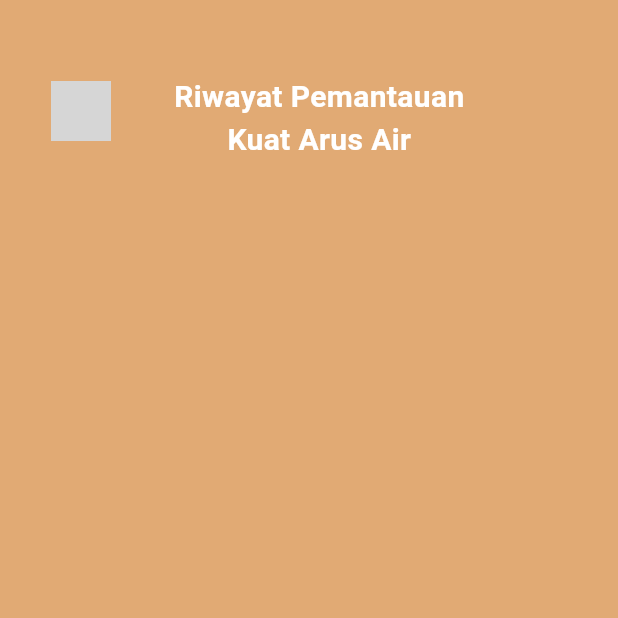
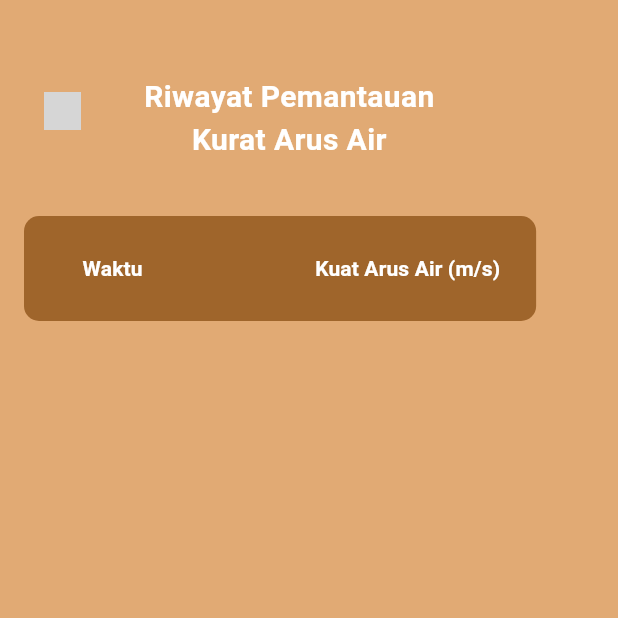
Before and after one commit to EnergyFLow-HSC-KLP-4/EnergyFLow, a Flutter app: the RiwayatAir screen opened directly, on a phone screen of 412 x 824 dp, the top half of it. Run offline on Flutter 3.47's test engine with Material 3 defaults, Android fonts, the light colour scheme and no system bars; our stand-ins replace cloud_firestore, firebase_core, firebase_database, fl_chart; accounts and stored records are empty; grey boxes are pictures that could not be loaded.

Commit message:
second commit RiwayatAir

```diff
--- a/lib/riwayat_air.dart
+++ b/lib/riwayat_air.dart
@@ -1,5 +1,6 @@
-import 'package:energyflow/Beranda.dart';
+import 'package:cloud_firestore/cloud_firestore.dart';
 import 'package:flutter/material.dart';
+import 'package:intl/intl.dart';
 
 class RiwayatAir extends StatefulWidget {
   const RiwayatAir({Key? key}) : super(key: key);
@@ -12,49 +13,60 @@ class _RiwayatAirState extends State<RiwayatAir> {
   @override
   Widget build(BuildContext context) {
     return Scaffold(
-      backgroundColor: Color(0xFFE1AA74), // Atur warna latar belakang sesuai kebutuhan
+      backgroundColor:
+          Color(0xFFE1AA74), // Atur warna latar belakang sesuai kebutuhan
       body: Stack(
         alignment: Alignment.center,
+        children: [
+          SingleChildScrollView(
+            child: Column(
+              crossAxisAlignment: CrossAxisAlignment.start,
               children: [
                 Row(
                   crossAxisAlignment: CrossAxisAlignment.start,
                   children: [
                     Padding(
-                padding: EdgeInsets.only(top: 50.0, left: 10.0, right: 8.0),
+                      padding:
+                          EdgeInsets.only(top: 50.0, left: 5.0, right: 8.0),
                       child: ElevatedButton(
                         onPressed: () {
-                    Navigator.push(
-                      context,
-                      MaterialPageRoute(builder: (context) => Beranda()),
-                    );
+                          Navigator.pop(
+                              context); // Kembali ke halaman sebelumnya
                         },
                         child: Image.asset(
-                    'assets/kembali.png', // Sesuaikan dengan path file logo kembali Anda
-                    width: 40, // Atur lebar sesuai kebutuhan
-                    height: 40, // Atur tinggi sesuai kebutuhan
+                          'assets/kembali.png',
+                          width: 25,
+                          height: 25,
                         ),
                         style: ElevatedButton.styleFrom(
-                    shape: CircleBorder(), // Mengatur bentuk tombol menjadi lingkaran
-                    backgroundColor: Colors.transparent, // Ubah warna latar belakang menjadi transparan
-                    elevation: 0, // Hapus efek elevasi
+                          shape: CircleBorder(),
+                          backgroundColor: Colors.transparent,
+                          elevation: 0,
                         ),
                       ),
                     ),
                     Padding(
-                padding: EdgeInsets.only(top: 50.0, left: 10.0, right: 8.0),
+                      padding:
+                          EdgeInsets.only(top: 50.0, left: 10.0, right: 8.0),
                       child: Align(
                         alignment: Alignment.topCenter,
                         child: Column(
-                    mainAxisAlignment: MainAxisAlignment.start, // Mengatur posisi teks secara vertikal di atas
-                    crossAxisAlignment: CrossAxisAlignment.center, // Mengatur posisi teks secara horizontal di tengah
+                          mainAxisAlignment: MainAxisAlignment.start,
+                          crossAxisAlignment: CrossAxisAlignment.center,
                           children: [
                             Text(
                               'Riwayat Pemantauan',
-                        style: TextStyle(color: Colors.white, fontSize: 20, fontWeight: FontWeight.bold), // Mengatur teks menjadi bold
+                              style: TextStyle(
+                                  color: Colors.white,
+                                  fontSize: 20,
+                                  fontWeight: FontWeight.bold),
                             ),
                             Text(
-                        'Kuat Arus Air',
-                        style: TextStyle(color: Colors.white, fontSize: 20, fontWeight: FontWeight.bold), // Mengatur teks menjadi bold
+                              'Kurat Arus Air',
+                              style: TextStyle(
+                                  color: Colors.white,
+                                  fontSize: 20,
+                                  fontWeight: FontWeight.bold),
                             ),
                           ],
                         ),
@@ -62,6 +74,117 @@ class _RiwayatAirState extends State<RiwayatAir> {
                     ),
                   ],
                 ),
+                SizedBox(height: 20), // Berikan sedikit jarak dari atas
+                Container(
+                  padding: const EdgeInsets.all(16),
+                  child: StreamBuilder<QuerySnapshot>(
+                    stream: FirebaseFirestore.instance
+                        .collection('riwayat_air')
+                        .orderBy('waktu')
+                        .snapshots(),
+                    builder: (context, snapshot) {
+                      if (snapshot.connectionState == ConnectionState.waiting) {
+                        return Center(child: CircularProgressIndicator());
+                      }
+                      if (snapshot.hasError) {
+                        return Center(child: Text('Error: ${snapshot.error}'));
+                      }
+                      // Tampilkan data dari Firestore menggunakan tabel atau widget lain sesuai kebutuhan
+                      return DataTable(
+                        columnSpacing: 115, // Atur jarak antar kolom
+                        headingRowHeight: 70, // Atur tinggi baris header
+                        dataRowHeight: 50, // Atur tinggi baris data
+                        decoration: BoxDecoration(
+                          color: Color(
+                              0xFF9F652B), // Atur warna latar belakang tabel
+                          borderRadius: BorderRadius.circular(
+                              10), // Atur sudut border tabel
+                        ),
+                        columns: [
+                          DataColumn(
+                            label: Container(
+                              alignment: Alignment.center,
+                              padding: EdgeInsets.only(
+                                  left:
+                                      15.0), // Geser teks ke kanan sejauh 15 piksel
+                              child: Text(
+                                'Waktu',
+                                style: TextStyle(
+                                    color: Colors.white,
+                                    fontWeight: FontWeight.bold),
+                              ),
+                            ),
+                          ),
+                          DataColumn(
+                            label: Container(
+                              alignment: Alignment.centerLeft,
+                              child: Text(
+                                'Kuat Arus Air (m/s)',
+                                style: TextStyle(
+                                    color: Colors.white,
+                                    fontWeight: FontWeight.bold),
+                              ),
+                            ),
+                          ),
+                        ],
+                        rows: snapshot.data!.docs
+                            .map((DocumentSnapshot document) {
+                          Map<String, dynamic> data =
+                              document.data() as Map<String, dynamic>;
+                          // Konversi timestamp Firestore ke DateTime
+                          DateTime waktu =
+                              (data['waktu'] as Timestamp).toDate();
+                          // Format DateTime menjadi string dengan format yang diinginkan
+                          return DataRow(
+                            cells: [
+                              DataCell(
+                                Column(
+                                  mainAxisAlignment: MainAxisAlignment.center,
+                                  crossAxisAlignment: CrossAxisAlignment.center,
+                                  children: [
+                                    Text(
+                                      DateFormat('yyyy-MM-dd').format(waktu),
+                                      style: TextStyle(color: Colors.white),
+                                      textAlign: TextAlign.center,
+                                    ),
+                                    Text(
+                                      DateFormat('HH:mm:ss').format(waktu),
+                                      style: TextStyle(color: Colors.white),
+                                      textAlign: TextAlign.center,
+                                    ),
+                                  ],
+                                ),
+                              ),
+                              DataCell(
+                                Row(
+                                  mainAxisAlignment: MainAxisAlignment.center,
+                                  crossAxisAlignment: CrossAxisAlignment.center,
+                                  children: [
+                                    Text(
+                                      data['kuat_air'].toString(),
+                                      style: TextStyle(color: Colors.white),
+                                      textAlign: TextAlign.center,
+                                    ),
+                                    SizedBox(
+                                        width:
+                                            5), // Spasi antara nilai dan teks "m/s"
+                                    Text(
+                                      'm/s',
+                                      style: TextStyle(color: Colors.white),
+                                    ),
+                                  ],
+                                ),
+                              ),
+                            ],
+                          );
+                        }).toList(),
+                      );
+                    },
+                  ),
+                )
+              ],
+            ),
+          ),
         ],
       ),
     );
```
Lines whose indentation alone changed are shown as unchanged.
